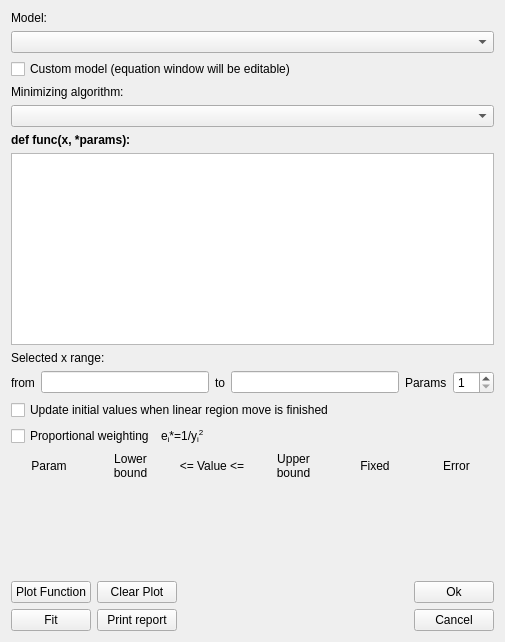
This is dialogs/gui_fit_widget.ui in dmadea/Spectra-Manipulator as Qt 5 draws it before an edit. The edited form follows.
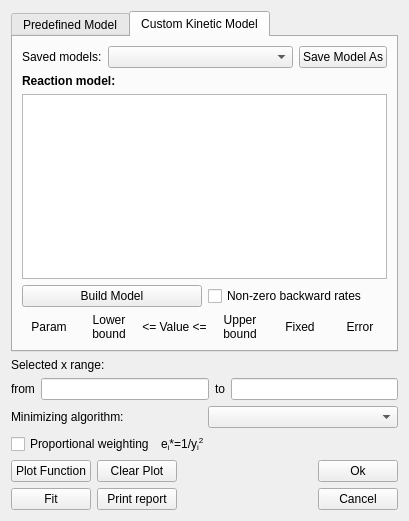
This is the edited form. Custom widgets are drawn as their Qt base class.

Commit message: general model, part 1

What changed in the file:
```diff
--- a/dialogs/gui_fit_widget.ui
+++ b/dialogs/gui_fit_widget.ui
@@ -6,17 +6,37 @@
    <rect>
     <x>0</x>
     <y>0</y>
-    <width>505</width>
-    <height>642</height>
+    <width>409</width>
+    <height>521</height>
    </rect>
   </property>
   <property name="windowTitle">
    <string>Form</string>
   </property>
-  <layout class="QGridLayout" name="gridLayout_3">
+  <layout class="QGridLayout" name="gridLayout_4">
+   <item row="0" column="0">
+    <layout class="QVBoxLayout" name="verticalLayout_3">
+     <item>
+      <widget class="QTabWidget" name="tabWidget">
+       <property name="sizePolicy">
+        <sizepolicy hsizetype="Expanding" vsizetype="Preferred">
+         <horstretch>0</horstretch>
+         <verstretch>0</verstretch>
+        </sizepolicy>
+       </property>
+       <property name="currentIndex">
+        <number>1</number>
+       </property>
+       <widget class="QWidget" name="tab">
+        <attribute name="title">
+         <string>Predefined Model</string>
+        </attribute>
+        <layout class="QGridLayout" name="gridLayout">
    <item row="0" column="0">
     <layout class="QVBoxLayout" name="verticalLayout">
      <item>
+            <layout class="QHBoxLayout" name="horizontalLayout_4">
+             <item>
       <widget class="QLabel" name="label_2">
        <property name="text">
         <string>Model:</string>
@@ -33,6 +53,8 @@
        </property>
       </widget>
      </item>
+            </layout>
+           </item>
      <item>
       <widget class="QCheckBox" name="cbCustom">
        <property name="text">
@@ -40,16 +62,6 @@
        </property>
       </widget>
      </item>
-     <item>
-      <widget class="QLabel" name="label_13">
-       <property name="text">
-        <string>&lt;html&gt;&lt;head/&gt;&lt;body&gt;&lt;p&gt;Minimizing algorithm:&lt;/p&gt;&lt;/body&gt;&lt;/html&gt;</string>
-       </property>
-      </widget>
-     </item>
-     <item>
-      <widget class="QComboBox" name="cbMethod"/>
-     </item>
      <item>
       <widget class="QLabel" name="label">
        <property name="text">
@@ -83,6 +95,276 @@
       </widget>
      </item>
      <item>
+            <widget class="QCheckBox" name="cbUpdateInitValues">
+             <property name="sizePolicy">
+              <sizepolicy hsizetype="Ignored" vsizetype="Fixed">
+               <horstretch>0</horstretch>
+               <verstretch>0</verstretch>
+              </sizepolicy>
+             </property>
+             <property name="text">
+              <string>Update initial values when linear region move is finished</string>
+             </property>
+            </widget>
+           </item>
+           <item>
+            <layout class="QHBoxLayout" name="horizontalLayout_3">
+             <item>
+              <widget class="QLabel" name="label_9">
+               <property name="text">
+                <string>Params:</string>
+               </property>
+              </widget>
+             </item>
+             <item>
+              <widget class="QSpinBox" name="sbParamsCount">
+               <property name="minimum">
+                <number>1</number>
+               </property>
+               <property name="maximum">
+                <number>10</number>
+               </property>
+              </widget>
+             </item>
+            </layout>
+           </item>
+           <item>
+            <layout class="QGridLayout" name="predefGridLayout">
+             <item row="0" column="4">
+              <widget class="QLabel" name="label_7">
+               <property name="text">
+                <string>Fixed</string>
+               </property>
+               <property name="alignment">
+                <set>Qt::AlignCenter</set>
+               </property>
+              </widget>
+             </item>
+             <item row="0" column="0">
+              <widget class="QLabel" name="label_3">
+               <property name="text">
+                <string>Param</string>
+               </property>
+               <property name="alignment">
+                <set>Qt::AlignCenter</set>
+               </property>
+               <property name="margin">
+                <number>0</number>
+               </property>
+              </widget>
+             </item>
+             <item row="0" column="5">
+              <widget class="QLabel" name="label_8">
+               <property name="text">
+                <string>Error</string>
+               </property>
+               <property name="alignment">
+                <set>Qt::AlignCenter</set>
+               </property>
+              </widget>
+             </item>
+             <item row="0" column="3">
+              <widget class="QLabel" name="label_6">
+               <property name="text">
+                <string>Upper
+bound</string>
+               </property>
+               <property name="alignment">
+                <set>Qt::AlignCenter</set>
+               </property>
+              </widget>
+             </item>
+             <item row="0" column="1">
+              <widget class="QLabel" name="label_4">
+               <property name="text">
+                <string>Lower
+bound</string>
+               </property>
+               <property name="alignment">
+                <set>Qt::AlignCenter</set>
+               </property>
+              </widget>
+             </item>
+             <item row="0" column="2">
+              <widget class="QLabel" name="label_5">
+               <property name="text">
+                <string>&lt;= Value &lt;=</string>
+               </property>
+               <property name="alignment">
+                <set>Qt::AlignCenter</set>
+               </property>
+              </widget>
+             </item>
+            </layout>
+           </item>
+          </layout>
+         </item>
+        </layout>
+       </widget>
+       <widget class="QWidget" name="tab_2">
+        <attribute name="title">
+         <string>Custom Kinetic Model</string>
+        </attribute>
+        <layout class="QGridLayout" name="gridLayout_3">
+         <item row="0" column="0">
+          <layout class="QVBoxLayout" name="verticalLayout_2">
+           <item>
+            <layout class="QHBoxLayout" name="horizontalLayout_5">
+             <item>
+              <widget class="QLabel" name="label_21">
+               <property name="text">
+                <string>Saved models:</string>
+               </property>
+              </widget>
+             </item>
+             <item>
+              <widget class="QComboBox" name="cbGenModels">
+               <property name="sizePolicy">
+                <sizepolicy hsizetype="Expanding" vsizetype="Fixed">
+                 <horstretch>0</horstretch>
+                 <verstretch>0</verstretch>
+                </sizepolicy>
+               </property>
+              </widget>
+             </item>
+             <item>
+              <widget class="QPushButton" name="btnSaveCustomModel">
+               <property name="text">
+                <string>Save Model As</string>
+               </property>
+              </widget>
+             </item>
+            </layout>
+           </item>
+           <item>
+            <widget class="QLabel" name="label_22">
+             <property name="text">
+              <string>&lt;html&gt;&lt;head/&gt;&lt;body&gt;&lt;p&gt;&lt;span style=&quot; font-weight:600;&quot;&gt;Reaction model:&lt;/span&gt;&lt;/p&gt;&lt;/body&gt;&lt;/html&gt;</string>
+             </property>
+            </widget>
+           </item>
+           <item>
+            <widget class="QPlainTextEdit" name="pteScheme">
+             <property name="sizePolicy">
+              <sizepolicy hsizetype="Preferred" vsizetype="Expanding">
+               <horstretch>0</horstretch>
+               <verstretch>0</verstretch>
+              </sizepolicy>
+             </property>
+             <property name="minimumSize">
+              <size>
+               <width>0</width>
+               <height>0</height>
+              </size>
+             </property>
+             <property name="maximumSize">
+              <size>
+               <width>16777215</width>
+               <height>300</height>
+              </size>
+             </property>
+             <property name="plainText">
+              <string/>
+             </property>
+            </widget>
+           </item>
+           <item>
+            <layout class="QHBoxLayout" name="horizontalLayout_7">
+             <item>
+              <widget class="QPushButton" name="btnBuildModel">
+               <property name="text">
+                <string>Build Model</string>
+               </property>
+              </widget>
+             </item>
+             <item>
+              <widget class="QCheckBox" name="cbShowBackwardRates">
+               <property name="text">
+                <string>Non-zero backward rates</string>
+               </property>
+               <property name="checked">
+                <bool>false</bool>
+               </property>
+              </widget>
+             </item>
+            </layout>
+           </item>
+           <item>
+            <layout class="QGridLayout" name="cusModelGridLayout">
+             <item row="0" column="4">
+              <widget class="QLabel" name="label_15">
+               <property name="text">
+                <string>Fixed</string>
+               </property>
+               <property name="alignment">
+                <set>Qt::AlignCenter</set>
+               </property>
+              </widget>
+             </item>
+             <item row="0" column="0">
+              <widget class="QLabel" name="label_16">
+               <property name="text">
+                <string>Param</string>
+               </property>
+               <property name="alignment">
+                <set>Qt::AlignCenter</set>
+               </property>
+               <property name="margin">
+                <number>0</number>
+               </property>
+              </widget>
+             </item>
+             <item row="0" column="5">
+              <widget class="QLabel" name="label_17">
+               <property name="text">
+                <string>Error</string>
+               </property>
+               <property name="alignment">
+                <set>Qt::AlignCenter</set>
+               </property>
+              </widget>
+             </item>
+             <item row="0" column="3">
+              <widget class="QLabel" name="label_18">
+               <property name="text">
+                <string>Upper
+bound</string>
+               </property>
+               <property name="alignment">
+                <set>Qt::AlignCenter</set>
+               </property>
+              </widget>
+             </item>
+             <item row="0" column="1">
+              <widget class="QLabel" name="label_19">
+               <property name="text">
+                <string>Lower
+bound</string>
+               </property>
+               <property name="alignment">
+                <set>Qt::AlignCenter</set>
+               </property>
+              </widget>
+             </item>
+             <item row="0" column="2">
+              <widget class="QLabel" name="label_20">
+               <property name="text">
+                <string>&lt;= Value &lt;=</string>
+               </property>
+               <property name="alignment">
+                <set>Qt::AlignCenter</set>
+               </property>
+              </widget>
+             </item>
+            </layout>
+           </item>
+          </layout>
+         </item>
+        </layout>
+       </widget>
+      </widget>
+     </item>
+     <item>
       <widget class="QLabel" name="label_10">
        <property name="text">
         <string>Selected x range:</string>
@@ -111,32 +393,22 @@
        <item>
         <widget class="MyLineEdit" name="leX1"/>
        </item>
+      </layout>
+     </item>
        <item>
-        <widget class="QLabel" name="label_9">
+      <layout class="QHBoxLayout" name="horizontalLayout_6">
+       <item>
+        <widget class="QLabel" name="label_13">
          <property name="text">
-          <string>Params</string>
+          <string>&lt;html&gt;&lt;head/&gt;&lt;body&gt;&lt;p&gt;Minimizing algorithm:&lt;/p&gt;&lt;/body&gt;&lt;/html&gt;</string>
          </property>
         </widget>
        </item>
        <item>
-        <widget class="QSpinBox" name="sbParamsCount">
-         <property name="minimum">
-          <number>1</number>
-         </property>
-         <property name="maximum">
-          <number>10</number>
-         </property>
-        </widget>
+        <widget class="QComboBox" name="cbMethod"/>
        </item>
       </layout>
      </item>
-     <item>
-      <widget class="QCheckBox" name="cbUpdateInitValues">
-       <property name="text">
-        <string>Update initial values when linear region move is finished</string>
-       </property>
-      </widget>
-     </item>
      <item>
       <layout class="QHBoxLayout" name="horizontalLayout_2">
        <item>
@@ -171,75 +443,6 @@
        </item>
       </layout>
      </item>
-     <item>
-      <layout class="QGridLayout" name="gridLayout">
-       <item row="0" column="4">
-        <widget class="QLabel" name="label_7">
-         <property name="text">
-          <string>Fixed</string>
-         </property>
-         <property name="alignment">
-          <set>Qt::AlignCenter</set>
-         </property>
-        </widget>
-       </item>
-       <item row="0" column="0">
-        <widget class="QLabel" name="label_3">
-         <property name="text">
-          <string>Param</string>
-         </property>
-         <property name="alignment">
-          <set>Qt::AlignCenter</set>
-         </property>
-         <property name="margin">
-          <number>0</number>
-         </property>
-        </widget>
-       </item>
-       <item row="0" column="5">
-        <widget class="QLabel" name="label_8">
-         <property name="text">
-          <string>Error</string>
-         </property>
-         <property name="alignment">
-          <set>Qt::AlignCenter</set>
-         </property>
-        </widget>
-       </item>
-       <item row="0" column="3">
-        <widget class="QLabel" name="label_6">
-         <property name="text">
-          <string>Upper
-bound</string>
-         </property>
-         <property name="alignment">
-          <set>Qt::AlignCenter</set>
-         </property>
-        </widget>
-       </item>
-       <item row="0" column="1">
-        <widget class="QLabel" name="label_4">
-         <property name="text">
-          <string>Lower
-bound</string>
-         </property>
-         <property name="alignment">
-          <set>Qt::AlignCenter</set>
-         </property>
-        </widget>
-       </item>
-       <item row="0" column="2">
-        <widget class="QLabel" name="label_5">
-         <property name="text">
-          <string>&lt;= Value &lt;=</string>
-         </property>
-         <property name="alignment">
-          <set>Qt::AlignCenter</set>
-         </property>
-        </widget>
-       </item>
-      </layout>
-     </item>
      <item>
       <spacer name="verticalSpacer">
        <property name="orientation">
```
Lines whose indentation alone changed are shown as unchanged. The commit also changes 12 other files.
